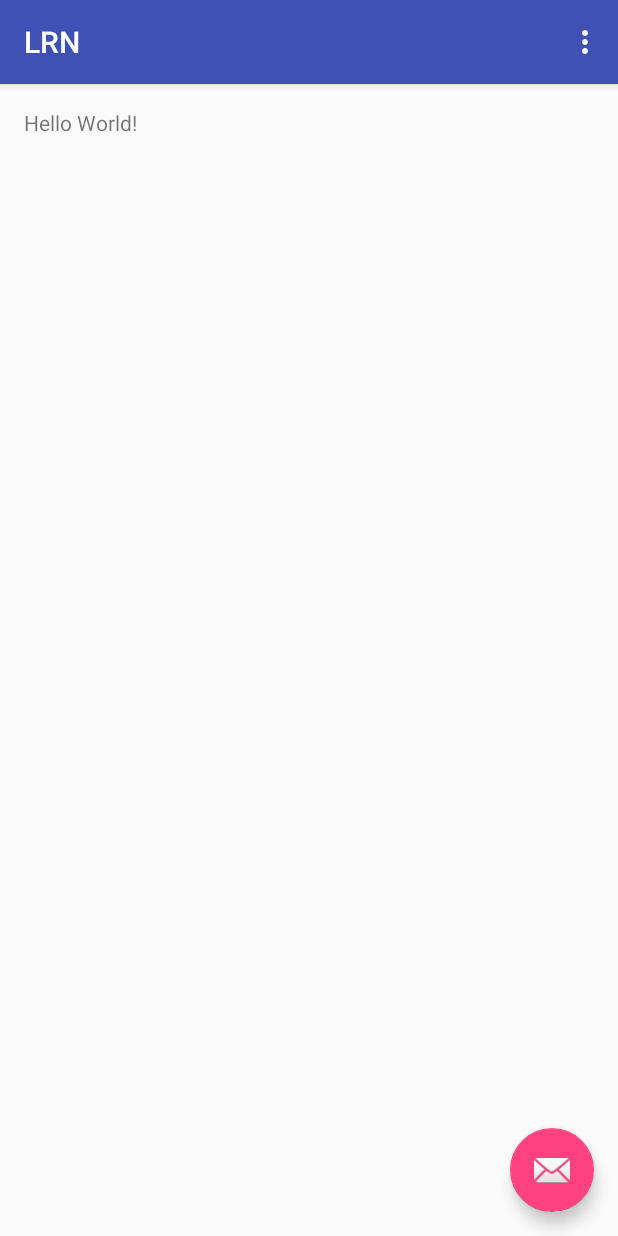
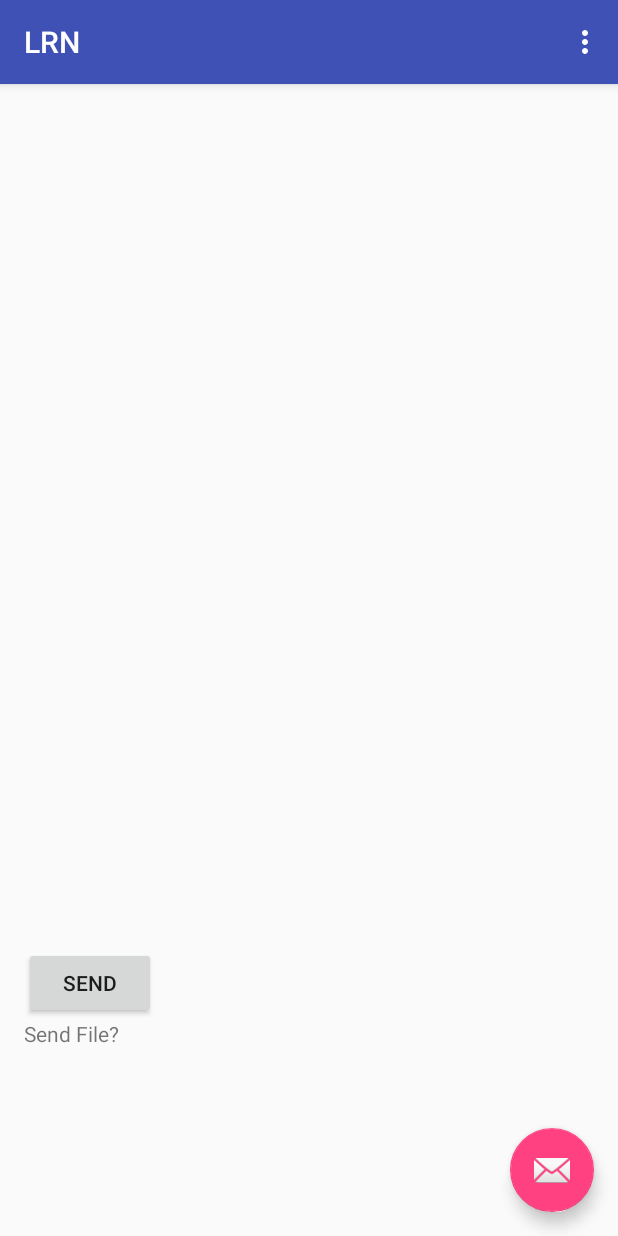
Before and after one commit to jeff3456/LRN, an Android app: the screen it shows after launch (MainActivity), on a phone screen of 412 x 824 dp. Run offline under Robolectric (Android 15) with nearby library versions, the phone set to English and light mode, and no system bars; libraries missing offline, so code that uses them is left out: com.parse; 6 statements that could not run were skipped.

Commit message:
Saving work

```diff
--- a/LRN/app/src/main/res/layout/content_main.xml
+++ b/LRN/app/src/main/res/layout/content_main.xml
@@ -1,5 +1,5 @@
 <?xml version="1.0" encoding="utf-8"?>
-<RelativeLayout xmlns:android="http://schemas.android.com/apk/res/android"
+<LinearLayout xmlns:android="http://schemas.android.com/apk/res/android"
     xmlns:app="http://schemas.android.com/apk/res-auto"
     xmlns:tools="http://schemas.android.com/tools"
     android:layout_width="match_parent"
@@ -10,10 +10,28 @@
     android:paddingTop="@dimen/activity_vertical_margin"
     app:layout_behavior="@string/appbar_scrolling_view_behavior"
     tools:context="com.jeff.michael.heesung.lrn.MainActivity"
+    android:weightSum="2"
+    android:orientation="vertical"
     tools:showIn="@layout/activity_main">
+        <RelativeLayout
+            android:layout_width="match_parent"
+            android:layout_height="0dp">
+            android:layout_weight="1.5"
+        </RelativeLayout>
 
+        <EditText
+            android:layout_width="0dp"
+            android:layout_height="wrap_content"
+            android:layout_weight="1"
+            android:hint = "Input Your Name Here" />
+        <Button
+            android:layout_width="wrap_content"
+            android:layout_height="wrap_content"
+            android:text = "Send"/>
     <TextView
-        android:layout_width="wrap_content"
+        android:layout_width="match_parent"
         android:layout_height="wrap_content"
-        android:text="Hello World!" />
-</RelativeLayout>
+        android:orientation="horizontal"
+        android:text="Send File?" />
+
+</LinearLayout>
```
